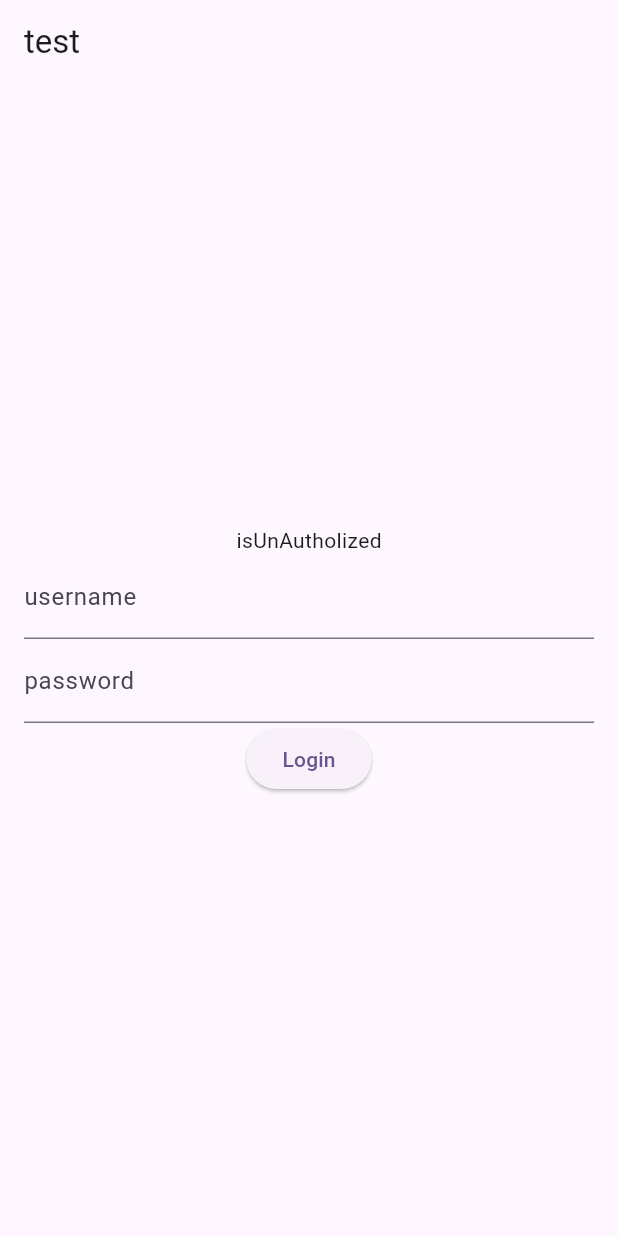
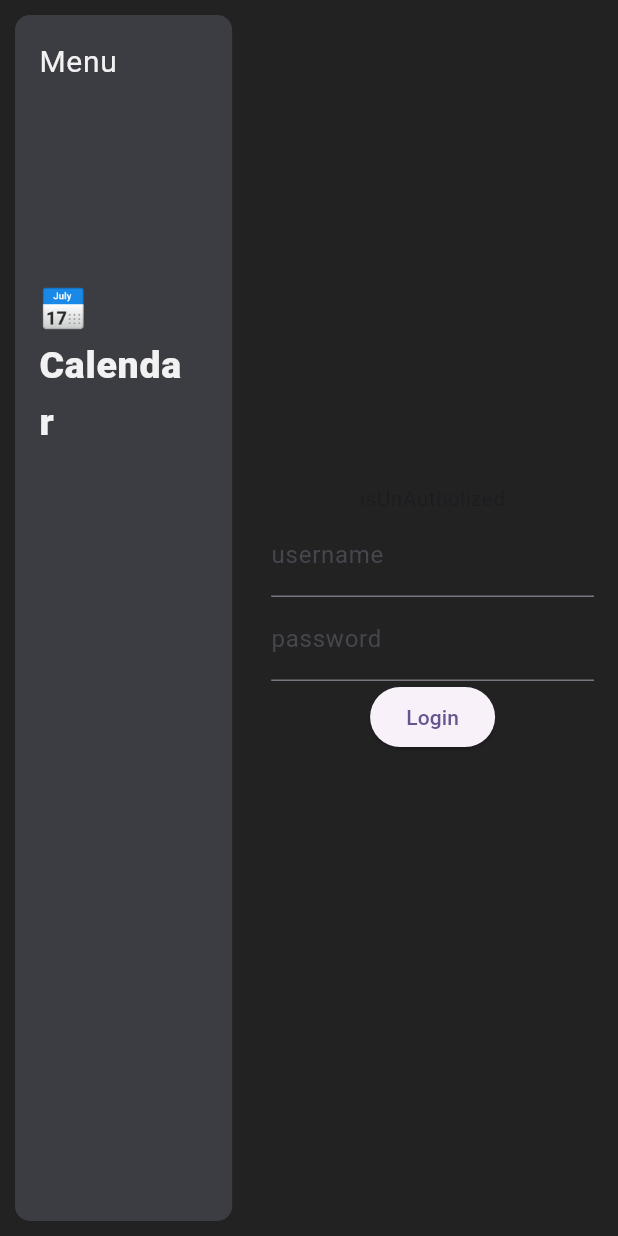
Before and after one commit to taenyeon/calendar_app, a Flutter app: the screen it shows after launch, on a phone screen of 412 x 824 dp. Run offline on Flutter 3.47's test engine with Material 3 defaults, Android fonts, the phone set to English and light mode, and no system bars; our stand-ins replace dio, flutter_dotenv, flutter_riverpod, flutter_secure_storage, freezed_annotation, go_router and 3 more; missing offline and left inert: flutter_emoji, window_manager; accounts and stored records are empty; generated files the repository leaves out were written again; Roboto replaces fonts that are missing (Pretendard).

Commit message:
✨ add sideBar

```diff
--- /dev/null
+++ b/lib/component/desktop/side_bar.dart
@@ -0,0 +1,49 @@
+import 'package:calendar_app/util/color/app_color.dart';
+import 'package:calendar_app/util/color/app_font.dart';
+import 'package:flutter/material.dart';
+import 'package:flutter_emoji/flutter_emoji.dart';
+import 'package:go_router/go_router.dart';
+
+class SideBar extends StatelessWidget {
+  const SideBar({super.key});
+
+  @override
+  Widget build(BuildContext context) {
+    return Container(
+      margin: const EdgeInsets.all(10),
+      decoration: BoxDecoration(
+        color: appColorList[AppColor.sideBarBackground],
+        borderRadius: const BorderRadius.all(
+          Radius.circular(10),
+        ),
+      ),
+      child: Column(
+        crossAxisAlignment: CrossAxisAlignment.start,
+        children: [
+          DrawerHeader(
+            child: Text(
+              'Menu',
+              style: TextStyle(
+                color: appFontList[AppFont.white],
+                fontSize: 20,
+              ),
+            ),
+          ),
+          ListTile(
+            title: Text(
+              '\u{1F4C5} Calendar',
+              style: TextStyle(
+                color: appFontList[AppFont.white],
+                fontWeight: FontWeight.w900,
+                fontSize: 25
+              ),
+            ),
+            onTap: () {
+              context.go('/calendar');
+            },
+          ),
+        ],
+      ),
+    );
+  }
+}
--- a/lib/constant/weekday.dart
+++ b/lib/constant/weekday.dart
@@ -1,11 +1,11 @@
 enum Weekday {
+  sunday('SUN', 7),
   monday('MON', 1),
   tuesday('TUE', 2),
   wednesday('WED', 3),
   thursday('THU', 4),
   friday('FRI', 5),
   saturday('SAT', 6),
-  sunday('SUN', 7),
   ;
 
   const Weekday(this.code, this.value);
--- /dev/null
+++ b/lib/page/login_page.dart
@@ -0,0 +1,57 @@
+import 'package:calendar_app/entity/jwt_token.dart';
+import 'package:calendar_app/provider/auth_provider.dart';
+import 'package:flutter/material.dart';
+import 'package:flutter_riverpod/flutter_riverpod.dart';
+import 'package:go_router/go_router.dart';
+
+class LoginPage extends ConsumerWidget {
+  LoginPage({super.key});
+
+  final TextEditingController _usernameController = TextEditingController();
+  final TextEditingController _passwordController = TextEditingController();
+
+  @override
+  Widget build(BuildContext context, WidgetRef ref) {
+    JwtToken jwtToken = ref.watch(authViewModelProvider);
+    AuthViewModel authViewModel = ref.read(authViewModelProvider.notifier);
+    authViewModel.init();
+
+    return Container(
+      child: Padding(
+        padding: const EdgeInsets.all(16),
+        child: Column(
+          mainAxisAlignment: MainAxisAlignment.center,
+          children: [
+            if (jwtToken.isAuthorized) ...[
+              const Text('isAutholized'),
+              Text('accessToken : ${jwtToken.accessToken}'),
+              Text('refreshToken : ${jwtToken.refreshToken}'),
+              ElevatedButton(
+                onPressed: () => context.go('/calendar'),
+                child: const Text('Calendar'),
+              )
+            ] else ...[
+              const Text('isUnAutholized'),
+              TextField(
+                controller: _usernameController,
+                decoration: const InputDecoration(labelText: 'username'),
+              ),
+              TextField(
+                controller: _passwordController,
+                decoration: const InputDecoration(labelText: 'password'),
+              ),
+              ElevatedButton(
+                  onPressed: () => {
+                        authViewModel.login(
+                          _usernameController.text,
+                          _passwordController.text,
+                        )
+                      },
+                  child: const Text('Login')),
+            ]
+          ],
+        ),
+      ),
+    );
+  }
+}
--- a/lib/page/main_page.dart
+++ b/lib/page/main_page.dart
@@ -1,59 +1,37 @@
+import 'package:calendar_app/component/desktop/side_bar.dart';
 import 'package:calendar_app/entity/jwt_token.dart';
 import 'package:calendar_app/provider/auth_provider.dart';
+import 'package:calendar_app/util/color/app_color.dart';
 import 'package:flutter/material.dart';
 import 'package:flutter_riverpod/flutter_riverpod.dart';
 import 'package:go_router/go_router.dart';
 
 class MainPage extends ConsumerWidget {
-  MainPage({super.key});
+  const MainPage({super.key, required this.child});
 
-  final TextEditingController _usernameController = TextEditingController();
-  final TextEditingController _passwordController = TextEditingController();
+  final Widget child;
 
   @override
   Widget build(BuildContext context, WidgetRef ref) {
     JwtToken jwtToken = ref.watch(authViewModelProvider);
-    AuthViewModel authViewModel = ref.read(authViewModelProvider.notifier);
-    authViewModel.init();
+
+    if (jwtToken == null) {
+      context.go('/login');
+    }
 
     return Scaffold(
-      appBar: AppBar(
-        title: const Text('test'),
-      ),
-      body: Padding(
-        padding: const EdgeInsets.all(16),
-        child: Column(
-          mainAxisAlignment: MainAxisAlignment.center,
-          children: [
-            if (jwtToken.isAuthorized) ...[
-              const Text('isAutholized'),
-              Text('accessToken : ${jwtToken.accessToken}'),
-              Text('refreshToken : ${jwtToken.refreshToken}'),
-              ElevatedButton(
-                onPressed: () => context.go('/calendar'),
-                child: const Text('Calendar'),
-              )
-            ] else ...[
-              const Text('isUnAutholized'),
-              TextField(
-                controller: _usernameController,
-                decoration: const InputDecoration(labelText: 'username'),
-              ),
-              TextField(
-                controller: _passwordController,
-                decoration: const InputDecoration(labelText: 'password'),
-              ),
-              ElevatedButton(
-                  onPressed: () => {
-                        authViewModel.login(
-                          _usernameController.text,
-                          _passwordController.text,
-                        )
-                      },
-                  child: const Text('Login')),
-            ]
-          ],
-        ),
+      backgroundColor: appColorList[AppColor.background],
+      body: Row(
+        children: [
+          const Flexible(
+            flex: 4,
+            child: SideBar(),
+          ),
+          Flexible(
+            flex: 6,
+            child: child,
+          ),
+        ],
       ),
     );
   }
--- /dev/null
+++ b/lib/util/color/app_color.dart
@@ -0,0 +1,12 @@
+import 'dart:ui';
+
+enum AppColor {
+  background,
+  sideBarBackground,
+  ;
+}
+
+const Map<AppColor, Color> appColorList = {
+  AppColor.background : Color(0xff222222),
+  AppColor.sideBarBackground : Color(0xff3C3C43),
+};
--- /dev/null
+++ b/lib/util/color/app_font.dart
@@ -0,0 +1,13 @@
+import 'dart:ui';
+
+enum AppFont{
+  white,
+  blue,
+  grey,
+}
+
+const Map<AppFont, Color> appFontList = {
+  AppFont.white: Color(0xfff2f2f2),
+  AppFont.blue : Color(0xff6272ff),
+  AppFont.grey : Color(0xff8E8E93),
+};
--- a/lib/util/router/router.dart
+++ b/lib/util/router/router.dart
@@ -3,16 +3,19 @@ import 'package:calendar_app/page/main_page.dart';
 import 'package:flutter/src/widgets/framework.dart';
 import 'package:go_router/go_router.dart';
 
+import '../../page/login_page.dart';
+
 final GoRouter router = GoRouter(
   routes: [
     GoRoute(
       path: '/',
-      builder: (BuildContext context, GoRouterState state) => MainPage(),
+      pageBuilder: (BuildContext context, GoRouterState state) =>
+          NoTransitionPage(child: MainPage(child: LoginPage())),
     ),
     GoRoute(
       path: '/calendar',
-      builder: (BuildContext context, GoRouterState state) =>
-          const CalendarPage(),
+      pageBuilder: (BuildContext context, GoRouterState state) =>
+      const NoTransitionPage(child: MainPage(child: CalendarPage()))
     ),
   ],
 );
```
Also changed, not shown: lib/page/calendar_page.dart (+20 -7 lines), lib/provider/calendar_provider.dart (+38 -0 lines), lib/repository/calendar_repository.dart (+14 -7 lines), pubspec.lock, 1 other file.
